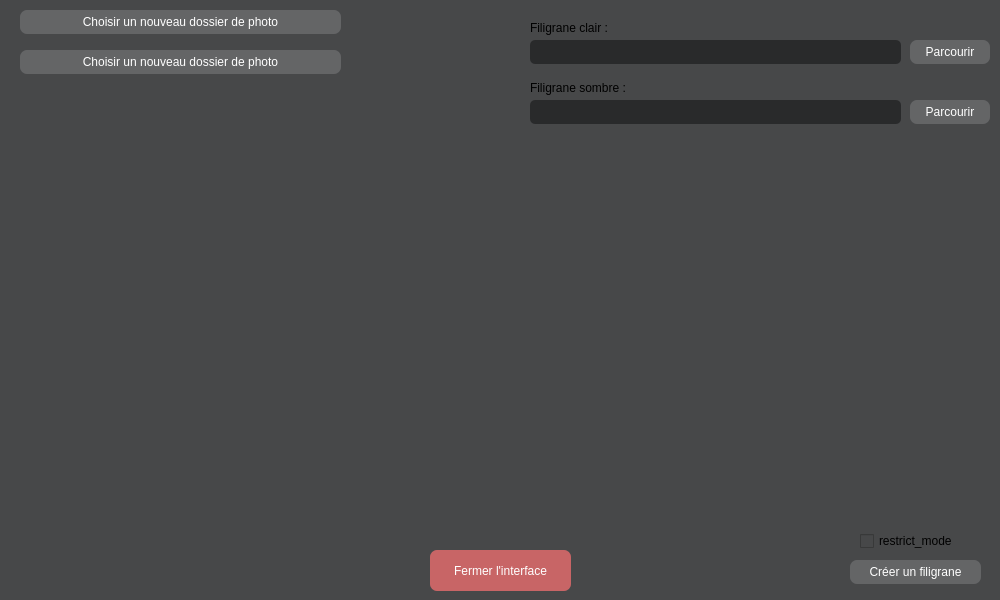
First picture: the form in dialog.ui, repository yzzuG/App_commande_photo, before the edit.
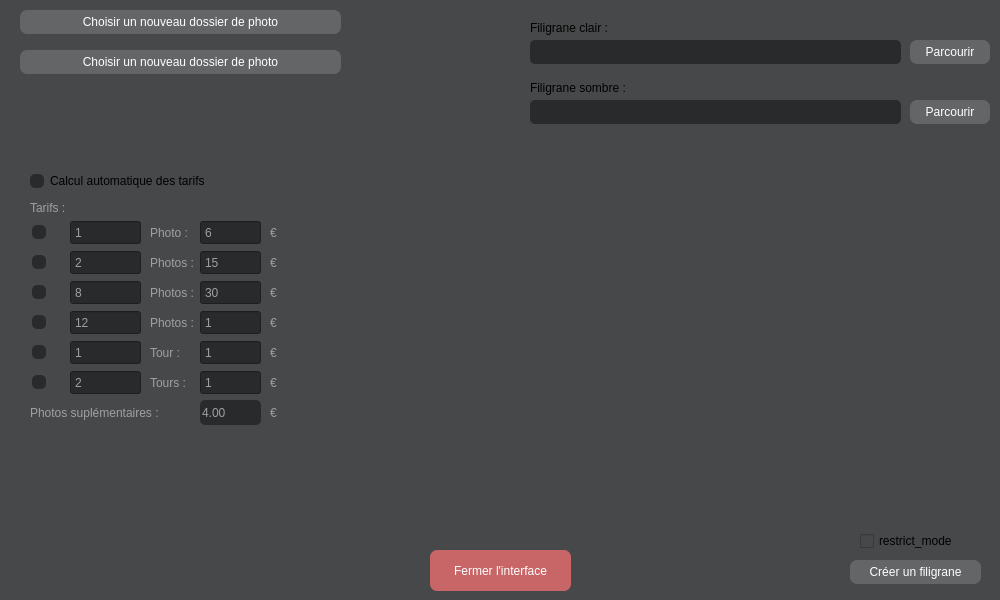
Second picture: the form after the edit.

```diff
--- a/dialog.ui
+++ b/dialog.ui
@@ -231,6 +231,653 @@
     <string>Créer un filigrane</string>
    </property>
   </widget>
+  <widget class="QFrame" name="frame">
+   <property name="geometry">
+    <rect>
+     <x>20</x>
+     <y>160</y>
+     <width>291</width>
+     <height>271</height>
+    </rect>
+   </property>
+   <property name="styleSheet">
+    <string notr="true">QLabel{
+	color:rgb(160,160,160);
+	border : none;
+}
+
+QFrame{
+	border-radius:5px;
+	border:none
+}
+
+QSpinBox {
+   background-color: rgb(41,42,43);
+	color:rgb(160,160,160);
+}
+
+QDoubleSpinBox{
+	background-color:rgb(41,42,43);
+	color:rgb(160,160,160);
+	border:none;
+	border-radius:5px;
+}
+
+
+
+
+
+QCheckBox::indicator {
+	background-color: rgb(41,42,43);
+	border: none;
+	border-radius: 5px;
+}
+
+QCheckBox::indicator:unchecked {
+    background-color: rgb(41,42,43);
+}
+
+QCheckBox::indicator:unchecked:hover {
+    background-color: rgb(255,0,127);
+}
+
+QCheckBox::indicator:unchecked:pressed {
+    background-color: rgb(185,0,92);
+}
+
+QCheckBox::indicator:checked {
+	border:4px solid rgb(101,102,103);
+    background-color: rgb(151,152,153);
+}
+
+QCheckBox::indicator:checked:hover {
+	border:4px solid rgb(255,0,127);
+}
+
+QCheckBox::indicator:checked:pressed {
+	border:4px solid rgb(185,0,92);
+}
+</string>
+   </property>
+   <property name="frameShape">
+    <enum>QFrame::Shape::StyledPanel</enum>
+   </property>
+   <property name="frameShadow">
+    <enum>QFrame::Shadow::Raised</enum>
+   </property>
+   <widget class="QLabel" name="photo_label_1">
+    <property name="geometry">
+     <rect>
+      <x>130</x>
+      <y>60</y>
+      <width>49</width>
+      <height>25</height>
+     </rect>
+    </property>
+    <property name="text">
+     <string>Photo :</string>
+    </property>
+   </widget>
+   <widget class="QLabel" name="photo_label_4">
+    <property name="geometry">
+     <rect>
+      <x>130</x>
+      <y>150</y>
+      <width>49</width>
+      <height>25</height>
+     </rect>
+    </property>
+    <property name="text">
+     <string>Photos :</string>
+    </property>
+   </widget>
+   <widget class="QDoubleSpinBox" name="tarif_supp">
+    <property name="geometry">
+     <rect>
+      <x>180</x>
+      <y>240</y>
+      <width>61</width>
+      <height>25</height>
+     </rect>
+    </property>
+    <property name="buttonSymbols">
+     <enum>QAbstractSpinBox::ButtonSymbols::NoButtons</enum>
+    </property>
+    <property name="maximum">
+     <double>100.000000000000000</double>
+    </property>
+    <property name="singleStep">
+     <double>0.010000000000000</double>
+    </property>
+    <property name="value">
+     <double>4.000000000000000</double>
+    </property>
+   </widget>
+   <widget class="QLabel" name="devise_4">
+    <property name="geometry">
+     <rect>
+      <x>250</x>
+      <y>150</y>
+      <width>21</width>
+      <height>25</height>
+     </rect>
+    </property>
+    <property name="text">
+     <string>€</string>
+    </property>
+   </widget>
+   <widget class="QLabel" name="photo_label_3">
+    <property name="geometry">
+     <rect>
+      <x>130</x>
+      <y>120</y>
+      <width>49</width>
+      <height>25</height>
+     </rect>
+    </property>
+    <property name="text">
+     <string>Photos :</string>
+    </property>
+   </widget>
+   <widget class="QCheckBox" name="tarif_checkbox_1">
+    <property name="geometry">
+     <rect>
+      <x>12</x>
+      <y>60</y>
+      <width>16</width>
+      <height>25</height>
+     </rect>
+    </property>
+    <property name="text">
+     <string/>
+    </property>
+   </widget>
+   <widget class="QSpinBox" name="tarif_6">
+    <property name="geometry">
+     <rect>
+      <x>180</x>
+      <y>210</y>
+      <width>61</width>
+      <height>25</height>
+     </rect>
+    </property>
+    <property name="buttonSymbols">
+     <enum>QAbstractSpinBox::ButtonSymbols::NoButtons</enum>
+    </property>
+    <property name="minimum">
+     <number>1</number>
+    </property>
+    <property name="maximum">
+     <number>100</number>
+    </property>
+   </widget>
+   <widget class="QLabel" name="devise_2">
+    <property name="geometry">
+     <rect>
+      <x>250</x>
+      <y>90</y>
+      <width>21</width>
+      <height>25</height>
+     </rect>
+    </property>
+    <property name="text">
+     <string>€</string>
+    </property>
+   </widget>
+   <widget class="QCheckBox" name="tarif_checkbox_5">
+    <property name="geometry">
+     <rect>
+      <x>12</x>
+      <y>180</y>
+      <width>16</width>
+      <height>25</height>
+     </rect>
+    </property>
+    <property name="text">
+     <string/>
+    </property>
+   </widget>
+   <widget class="QLabel" name="photo_label_7">
+    <property name="geometry">
+     <rect>
+      <x>10</x>
+      <y>240</y>
+      <width>161</width>
+      <height>25</height>
+     </rect>
+    </property>
+    <property name="text">
+     <string>Photos suplémentaires :</string>
+    </property>
+   </widget>
+   <widget class="QCheckBox" name="tarif_checkbox_2">
+    <property name="geometry">
+     <rect>
+      <x>12</x>
+      <y>90</y>
+      <width>16</width>
+      <height>25</height>
+     </rect>
+    </property>
+    <property name="text">
+     <string/>
+    </property>
+   </widget>
+   <widget class="QLabel" name="devise_5">
+    <property name="geometry">
+     <rect>
+      <x>250</x>
+      <y>180</y>
+      <width>21</width>
+      <height>25</height>
+     </rect>
+    </property>
+    <property name="text">
+     <string>€</string>
+    </property>
+   </widget>
+   <widget class="QSpinBox" name="multiple_tarifs_6">
+    <property name="geometry">
+     <rect>
+      <x>50</x>
+      <y>210</y>
+      <width>71</width>
+      <height>25</height>
+     </rect>
+    </property>
+    <property name="readOnly">
+     <bool>false</bool>
+    </property>
+    <property name="buttonSymbols">
+     <enum>QAbstractSpinBox::ButtonSymbols::NoButtons</enum>
+    </property>
+    <property name="minimum">
+     <number>2</number>
+    </property>
+    <property name="maximum">
+     <number>5</number>
+    </property>
+   </widget>
+   <widget class="QSpinBox" name="multiple_tarifs_4">
+    <property name="geometry">
+     <rect>
+      <x>50</x>
+      <y>150</y>
+      <width>71</width>
+      <height>25</height>
+     </rect>
+    </property>
+    <property name="readOnly">
+     <bool>false</bool>
+    </property>
+    <property name="buttonSymbols">
+     <enum>QAbstractSpinBox::ButtonSymbols::NoButtons</enum>
+    </property>
+    <property name="minimum">
+     <number>4</number>
+    </property>
+    <property name="maximum">
+     <number>30</number>
+    </property>
+    <property name="value">
+     <number>12</number>
+    </property>
+   </widget>
+   <widget class="QSpinBox" name="tarif_1">
+    <property name="geometry">
+     <rect>
+      <x>180</x>
+      <y>60</y>
+      <width>61</width>
+      <height>25</height>
+     </rect>
+    </property>
+    <property name="buttonSymbols">
+     <enum>QAbstractSpinBox::ButtonSymbols::NoButtons</enum>
+    </property>
+    <property name="minimum">
+     <number>1</number>
+    </property>
+    <property name="maximum">
+     <number>100</number>
+    </property>
+    <property name="value">
+     <number>6</number>
+    </property>
+   </widget>
+   <widget class="QLabel" name="devise_3">
+    <property name="geometry">
+     <rect>
+      <x>250</x>
+      <y>120</y>
+      <width>21</width>
+      <height>25</height>
+     </rect>
+    </property>
+    <property name="text">
+     <string>€</string>
+    </property>
+   </widget>
+   <widget class="QSpinBox" name="tarif_3">
+    <property name="geometry">
+     <rect>
+      <x>180</x>
+      <y>120</y>
+      <width>61</width>
+      <height>25</height>
+     </rect>
+    </property>
+    <property name="buttonSymbols">
+     <enum>QAbstractSpinBox::ButtonSymbols::NoButtons</enum>
+    </property>
+    <property name="minimum">
+     <number>1</number>
+    </property>
+    <property name="maximum">
+     <number>100</number>
+    </property>
+    <property name="value">
+     <number>30</number>
+    </property>
+   </widget>
+   <widget class="QCheckBox" name="tarif_checkbox_4">
+    <property name="geometry">
+     <rect>
+      <x>12</x>
+      <y>150</y>
+      <width>16</width>
+      <height>25</height>
+     </rect>
+    </property>
+    <property name="text">
+     <string/>
+    </property>
+   </widget>
+   <widget class="QLabel" name="photo_label_2">
+    <property name="geometry">
+     <rect>
+      <x>130</x>
+      <y>90</y>
+      <width>49</width>
+      <height>25</height>
+     </rect>
+    </property>
+    <property name="text">
+     <string>Photos :</string>
+    </property>
+   </widget>
+   <widget class="QCheckBox" name="tarif_checkbox_6">
+    <property name="geometry">
+     <rect>
+      <x>12</x>
+      <y>210</y>
+      <width>16</width>
+      <height>25</height>
+     </rect>
+    </property>
+    <property name="text">
+     <string/>
+    </property>
+   </widget>
+   <widget class="QLabel" name="photo_label_6">
+    <property name="geometry">
+     <rect>
+      <x>130</x>
+      <y>210</y>
+      <width>49</width>
+      <height>25</height>
+     </rect>
+    </property>
+    <property name="text">
+     <string>Tours :</string>
+    </property>
+   </widget>
+   <widget class="QSpinBox" name="tarif_5">
+    <property name="geometry">
+     <rect>
+      <x>180</x>
+      <y>180</y>
+      <width>61</width>
+      <height>25</height>
+     </rect>
+    </property>
+    <property name="buttonSymbols">
+     <enum>QAbstractSpinBox::ButtonSymbols::NoButtons</enum>
+    </property>
+    <property name="minimum">
+     <number>1</number>
+    </property>
+    <property name="maximum">
+     <number>100</number>
+    </property>
+   </widget>
+   <widget class="QLabel" name="label_tarifs">
+    <property name="geometry">
+     <rect>
+      <x>10</x>
+      <y>40</y>
+      <width>41</width>
+      <height>16</height>
+     </rect>
+    </property>
+    <property name="text">
+     <string>Tarifs :</string>
+    </property>
+   </widget>
+   <widget class="QSpinBox" name="multiple_tarifs_2">
+    <property name="geometry">
+     <rect>
+      <x>50</x>
+      <y>90</y>
+      <width>71</width>
+      <height>25</height>
+     </rect>
+    </property>
+    <property name="readOnly">
+     <bool>false</bool>
+    </property>
+    <property name="buttonSymbols">
+     <enum>QAbstractSpinBox::ButtonSymbols::NoButtons</enum>
+    </property>
+    <property name="minimum">
+     <number>2</number>
+    </property>
+    <property name="maximum">
+     <number>5</number>
+    </property>
+    <property name="singleStep">
+     <number>3</number>
+    </property>
+   </widget>
+   <widget class="QLabel" name="devise_7">
+    <property name="geometry">
+     <rect>
+      <x>250</x>
+      <y>240</y>
+      <width>21</width>
+      <height>25</height>
+     </rect>
+    </property>
+    <property name="text">
+     <string>€</string>
+    </property>
+   </widget>
+   <widget class="QSpinBox" name="multiple_tarifs_5">
+    <property name="geometry">
+     <rect>
+      <x>50</x>
+      <y>180</y>
+      <width>71</width>
+      <height>25</height>
+     </rect>
+    </property>
+    <property name="readOnly">
+     <bool>false</bool>
+    </property>
+    <property name="buttonSymbols">
+     <enum>QAbstractSpinBox::ButtonSymbols::NoButtons</enum>
+    </property>
+    <property name="minimum">
+     <number>1</number>
+    </property>
+    <property name="maximum">
+     <number>1</number>
+    </property>
+   </widget>
+   <widget class="QLabel" name="devise">
+    <property name="geometry">
+     <rect>
+      <x>250</x>
+      <y>60</y>
+      <width>21</width>
+      <height>25</height>
+     </rect>
+    </property>
+    <property name="text">
+     <string>€</string>
+    </property>
+   </widget>
+   <widget class="QSpinBox" name="tarif_4">
+    <property name="geometry">
+     <rect>
+      <x>180</x>
+      <y>150</y>
+      <width>61</width>
+      <height>25</height>
+     </rect>
+    </property>
+    <property name="buttonSymbols">
+     <enum>QAbstractSpinBox::ButtonSymbols::NoButtons</enum>
+    </property>
+    <property name="minimum">
+     <number>1</number>
+    </property>
+    <property name="maximum">
+     <number>100</number>
+    </property>
+   </widget>
+   <widget class="QCheckBox" name="tarif_checkbox_3">
+    <property name="geometry">
+     <rect>
+      <x>12</x>
+      <y>120</y>
+      <width>16</width>
+      <height>25</height>
+     </rect>
+    </property>
+    <property name="text">
+     <string/>
+    </property>
+   </widget>
+   <widget class="QSpinBox" name="tarif_2">
+    <property name="geometry">
+     <rect>
+      <x>180</x>
+      <y>90</y>
+      <width>61</width>
+      <height>25</height>
+     </rect>
+    </property>
+    <property name="buttonSymbols">
+     <enum>QAbstractSpinBox::ButtonSymbols::NoButtons</enum>
+    </property>
+    <property name="minimum">
+     <number>1</number>
+    </property>
+    <property name="maximum">
+     <number>100</number>
+    </property>
+    <property name="value">
+     <number>15</number>
+    </property>
+   </widget>
+   <widget class="QSpinBox" name="multiple_tarifs_1">
+    <property name="geometry">
+     <rect>
+      <x>50</x>
+      <y>60</y>
+      <width>71</width>
+      <height>25</height>
+     </rect>
+    </property>
+    <property name="readOnly">
+     <bool>true</bool>
+    </property>
+    <property name="buttonSymbols">
+     <enum>QAbstractSpinBox::ButtonSymbols::NoButtons</enum>
+    </property>
+    <property name="minimum">
+     <number>1</number>
+    </property>
+    <property name="maximum">
+     <number>1</number>
+    </property>
+   </widget>
+   <widget class="QLabel" name="photo_label_5">
+    <property name="geometry">
+     <rect>
+      <x>130</x>
+      <y>180</y>
+      <width>49</width>
+      <height>25</height>
+     </rect>
+    </property>
+    <property name="text">
+     <string>Tour :</string>
+    </property>
+   </widget>
+   <widget class="QSpinBox" name="multiple_tarifs_3">
+    <property name="geometry">
+     <rect>
+      <x>50</x>
+      <y>120</y>
+      <width>71</width>
+      <height>25</height>
+     </rect>
+    </property>
+    <property name="readOnly">
+     <bool>false</bool>
+    </property>
+    <property name="buttonSymbols">
+     <enum>QAbstractSpinBox::ButtonSymbols::NoButtons</enum>
+    </property>
+    <property name="minimum">
+     <number>3</number>
+    </property>
+    <property name="maximum">
+     <number>15</number>
+    </property>
+    <property name="value">
+     <number>8</number>
+    </property>
+   </widget>
+   <widget class="QLabel" name="devise_6">
+    <property name="geometry">
+     <rect>
+      <x>250</x>
+      <y>210</y>
+      <width>21</width>
+      <height>25</height>
+     </rect>
+    </property>
+    <property name="text">
+     <string>€</string>
+    </property>
+   </widget>
+   <widget class="QCheckBox" name="Tarifs_auto_checkbox">
+    <property name="geometry">
+     <rect>
+      <x>10</x>
+      <y>10</y>
+      <width>221</width>
+      <height>22</height>
+     </rect>
+    </property>
+    <property name="text">
+     <string>Calcul automatique des tarifs</string>
+    </property>
+   </widget>
+  </widget>
  </widget>
  <resources/>
  <connections/>
```
Left out of the diff: 4 changed lines with no effect on the pictures.
